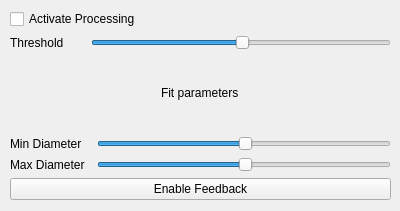
Old version of the form ellipsedetectiondialog.ui in the repository SamDehaeck/GigaViewer.
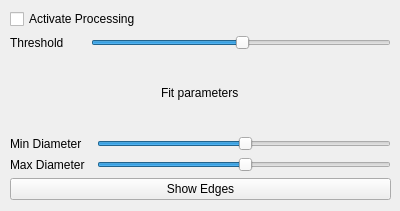
New version of the form.

Patch:
```diff
--- a/ellipsedetectiondialog.ui
+++ b/ellipsedetectiondialog.ui
@@ -70,7 +70,7 @@
        <enum>Qt::NoFocus</enum>
       </property>
       <property name="text">
-       <string>Enable Feedback</string>
+       <string>Show Edges</string>
       </property>
       <property name="checkable">
        <bool>true</bool>
```
Left out of the diff: 6 changed lines with no effect on the pictures.
